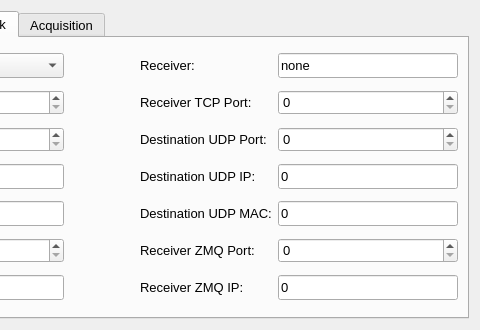
Old version of the form slsDetectorGui/forms/form_tab_advanced.ui in the repository slsdetectorgroup/slsDetectorPackage; both pictures show x 270 to 750 and y 0 to 330 of the 750 by 330 pixel window.
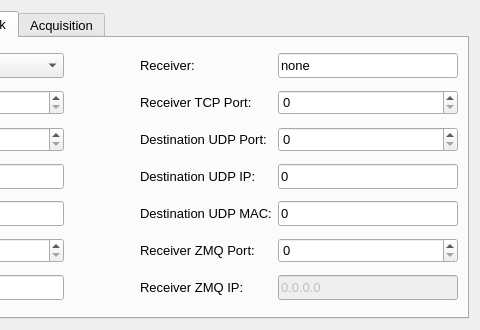
New version of the form. The open tabs and pages were chosen to show the change. Icons and pictures are not drawn.

Commit message: make rx zmq ip read only with 0.0.0.0 as text

The edit to the form file:
```diff
--- a/slsDetectorGui/forms/form_tab_advanced.ui
+++ b/slsDetectorGui/forms/form_tab_advanced.ui
@@ -1123,6 +1123,9 @@
        </item>
        <item row="6" column="4">
         <widget class="QLineEdit" name="dispRxrZMQIP">
+         <property name="enabled">
+          <bool>false</bool>
+         </property>
          <property name="sizePolicy">
           <sizepolicy hsizetype="Minimum" vsizetype="Fixed">
            <horstretch>0</horstretch>
@@ -1151,7 +1154,10 @@
           <string>&lt;html&gt;&lt;head/&gt;&lt;body&gt;&lt;p&gt;Sets Publishing ZMQ IP of reciever (packets streamed from receiver for gui)&lt;/p&gt;&lt;p&gt;#rx_zmqip#&lt;/p&gt;&lt;p&gt;Has to be same as zmqip for gui&lt;/p&gt;&lt;/body&gt;&lt;/html&gt;</string>
          </property>
          <property name="text">
-          <string>0</string>
+          <string>0.0.0.0</string>
+         </property>
+         <property name="readOnly">
+          <bool>true</bool>
          </property>
         </widget>
        </item>
```
